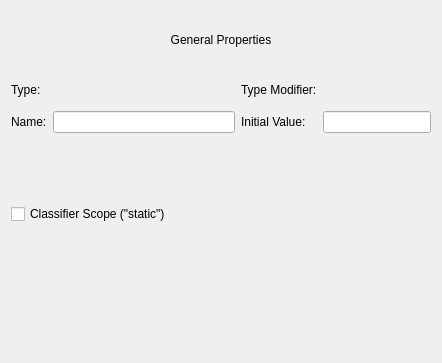
Above: umbrello/dialogs/umlattributedialog.ui from KDE/umbrello before the change. Below: the same form after it.
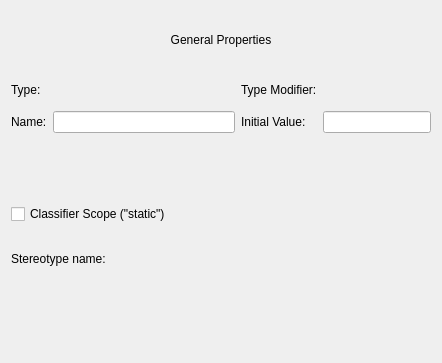
That is the form after the change. Custom widgets are drawn as their Qt base class.

Commit message: Fix layout issues

Diff of the .ui file:
```diff
--- a/umbrello/dialogs/umlattributedialog.ui
+++ b/umbrello/dialogs/umlattributedialog.ui
@@ -89,6 +89,15 @@
     </widget>
    </item>
    <item>
+    <layout class="QHBoxLayout" name="horizontalLayout">
+     <item>
+      <widget class="QLabel" name="label_6">
+       <property name="text">
+        <string>Stereotype name:</string>
+       </property>
+      </widget>
+     </item>
+     <item>
     <widget class="UMLStereotypeWidget" name="stereotypeWidget" native="true">
      <property name="sizePolicy">
       <sizepolicy hsizetype="Minimum" vsizetype="Preferred">
@@ -97,6 +106,8 @@
       </sizepolicy>
      </property>
     </widget>
+     </item>
+    </layout>
    </item>
    <item>
     <widget class="DocumentationWidget" name="documentationWidget" native="true"/>
```
Lines whose indentation alone changed are shown as unchanged.
